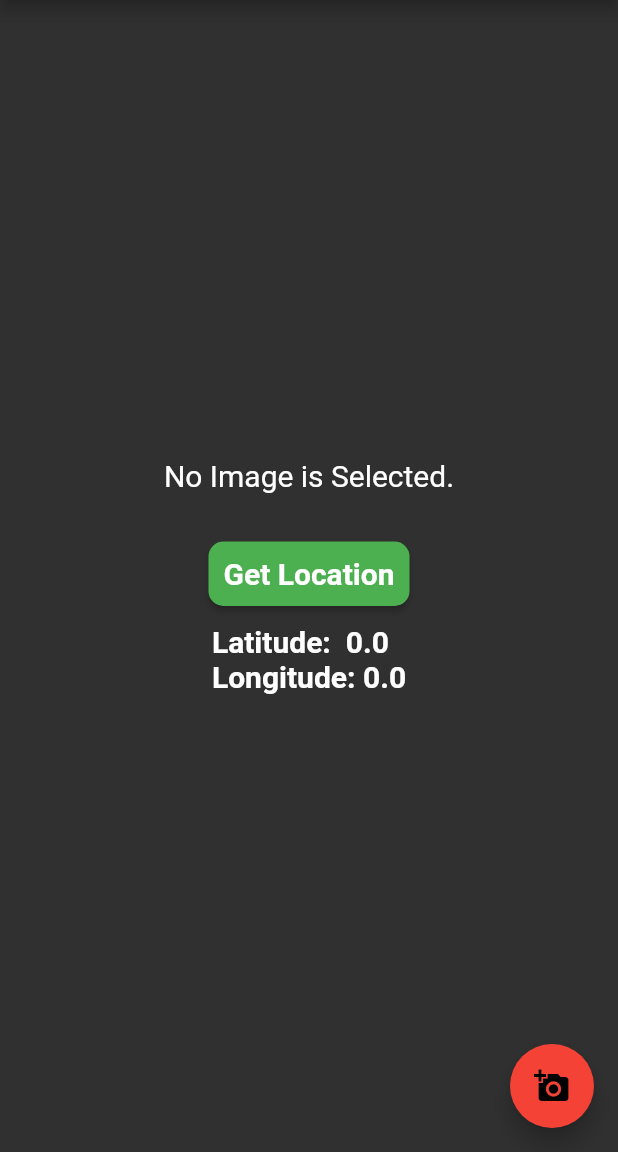
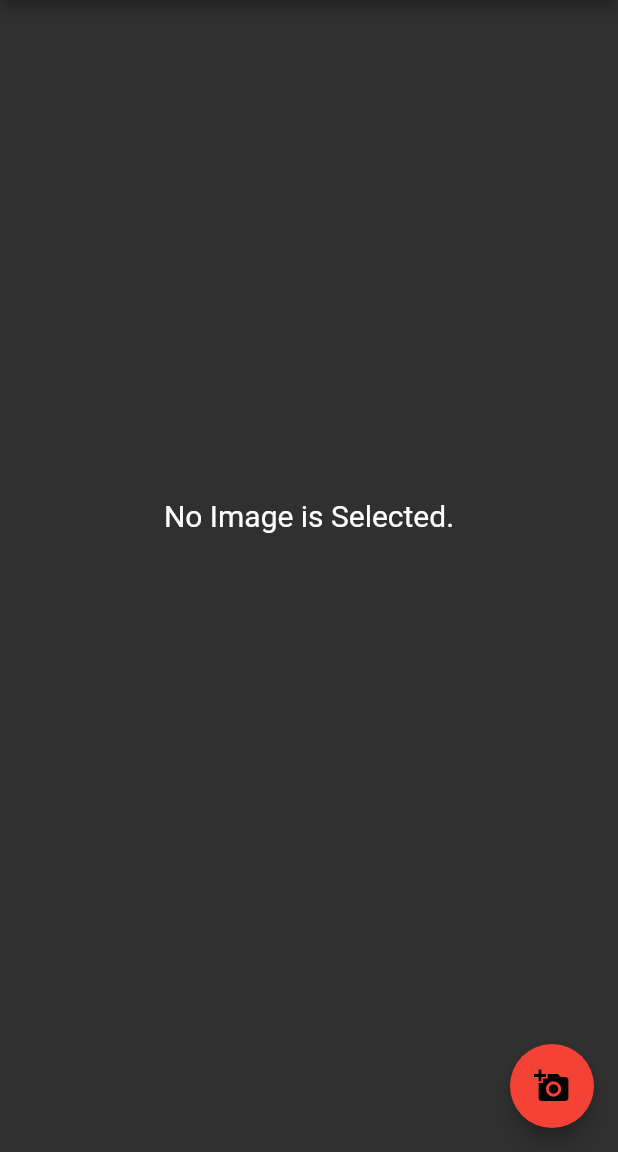
Before and after one commit to sayannath/SIH, a Flutter app: the screen it shows after launch, on a phone screen of 412 x 824 dp, the part 84-1236 px from its top. Run offline on Flutter 3.47's test engine with Material 2 defaults, Android fonts, the phone set to English and light mode, and no system bars; our stand-ins replace geolocator, image_picker, sqflite; accounts and stored records are empty.

Commit message:
Add clear image btton & update UI

```diff
--- a/lib/main.dart
+++ b/lib/main.dart
@@ -56,14 +56,77 @@ class _HomePageState extends State<HomePage> {
     });
   }
 
+  showClearButton(){
+    if(_image != null) {
+      return RaisedButton(
+        onPressed: (){
+          setState(() {
+            _image = null;
+            });
+          },
+        child: Text(
+          'Clear Image'
+          ),
+        );
+    }
+    else {
+      return Container();
+    }
+  }
+
+  showLocation(){
+    if(_image != null){
+      _displayCurrentLocation();
+      return Container(
+        child: Column(
+          children: <Widget>[
+            // RaisedButton(
+            //   onPressed: _displayCurrentLocation,
+            //   color: Colors.green,
+            //   textColor: Colors.white,
+            //   padding: const EdgeInsets.all(10.0),
+            //   shape: RoundedRectangleBorder(
+            //     borderRadius: BorderRadius.circular(10),
+            // ),
+            // child: Text(
+            //   'Get Location',
+            //   style: TextStyle(
+            //     fontFamily: "Roboto",
+            //     fontWeight: FontWeight.bold,
+            //     fontSize: 20,
+            //     ),
+            //   ),
+            // ),
+            Padding(
+              padding: EdgeInsets.fromLTRB(0, 10, 0, 0),
+            ),
+            Text(
+              "Latitude:  ${_location.latitude}\n"
+              "Longitude: ${_location.longitude}",
+              style: TextStyle(
+                color: Colors.white,
+                fontWeight: FontWeight.bold,
+                fontSize: 20,
+                fontFamily: "Roboto",
+                ),
+              ),
+            ],
+          ),
+        );
+      }
+      else {
+        return Container();
+      }
+  }
+
   Future<void> _optionsDialogBox() {
     return showDialog(
         context: context,
         builder: (BuildContext context) {
           return AlertDialog(
-            backgroundColor: Colors.red,
+            backgroundColor: Colors.black38,
             shape: RoundedRectangleBorder(
-              borderRadius: new BorderRadius.circular(30.0),
+              borderRadius: new BorderRadius.circular(10.0),
             ),
             content: SingleChildScrollView(
               child: ListBody(
@@ -105,6 +168,7 @@ class _HomePageState extends State<HomePage> {
         title: Text('Smart India Hackathon'),
       ),
       body: Container(
+        height: double.infinity,
         child: Column(
           mainAxisAlignment: MainAxisAlignment.center,
           children: <Widget>[
@@ -117,44 +181,53 @@ class _HomePageState extends State<HomePage> {
                           color: Colors.white,
                           fontFamily: "Roboto"),
                     )
-                  : Image.file(_image),
+                  : Container(
+                    width: 400.0,
+                    height: 400.0,
+                    child: Image.file(_image),
+                  ),
             ),
             Padding(
               padding: EdgeInsets.fromLTRB(0, 0, 0, 30),
             ),
-            Container(
-              child: Column(
-                children: <Widget>[
-                  RaisedButton(
-                    onPressed: _displayCurrentLocation,
-                    color: Colors.green,
-                    textColor: Colors.white,
-                    padding: const EdgeInsets.all(10.0),
-                    shape: RoundedRectangleBorder(
-                      borderRadius: BorderRadius.circular(10),
-                    ),
-                    child: Text('Get Location',
-                        style: TextStyle(
-                            fontFamily: "Roboto",
-                            fontWeight: FontWeight.bold,
-                            fontSize: 20)),
-                  ),
-                  Padding(
-                    padding: EdgeInsets.fromLTRB(0, 10, 0, 0),
-                  ),
-                  Text(
-                    "Latitude:  ${_location.latitude}\n"
-                    "Longitude: ${_location.longitude}",
-                    style: TextStyle(
-                      color: Colors.white,
-                      fontWeight: FontWeight.bold,
-                      fontSize: 20,
-                      fontFamily: "Roboto",
-                    ),
-                  ),
-                ],
-              ),
+            showLocation(),
+            // Container(
+            //   child: Column(
+            //     children: <Widget>[
+            //       RaisedButton(
+            //         onPressed: _displayCurrentLocation,
+            //         color: Colors.green,
+            //         textColor: Colors.white,
+            //         padding: const EdgeInsets.all(10.0),
+            //         shape: RoundedRectangleBorder(
+            //           borderRadius: BorderRadius.circular(10),
+            //         ),
+            //         child: Text('Get Location',
+            //             style: TextStyle(
+            //                 fontFamily: "Roboto",
+            //                 fontWeight: FontWeight.bold,
+            //                 fontSize: 20)),
+            //       ),
+            //       Padding(
+            //         padding: EdgeInsets.fromLTRB(0, 10, 0, 0),
+            //       ),
+            //       Text(
+            //         "Latitude:  ${_location.latitude}\n"
+            //         "Longitude: ${_location.longitude}",
+            //         style: TextStyle(
+            //           color: Colors.white,
+            //           fontWeight: FontWeight.bold,
+            //           fontSize: 20,
+            //           fontFamily: "Roboto",
+            //         ),
+            //       ),
+            //     ],
+            //   ),
+            // ),
+            SizedBox(
+              height: 50.0,
             ),
+            showClearButton(),
           ],
         ),
       ),
```
